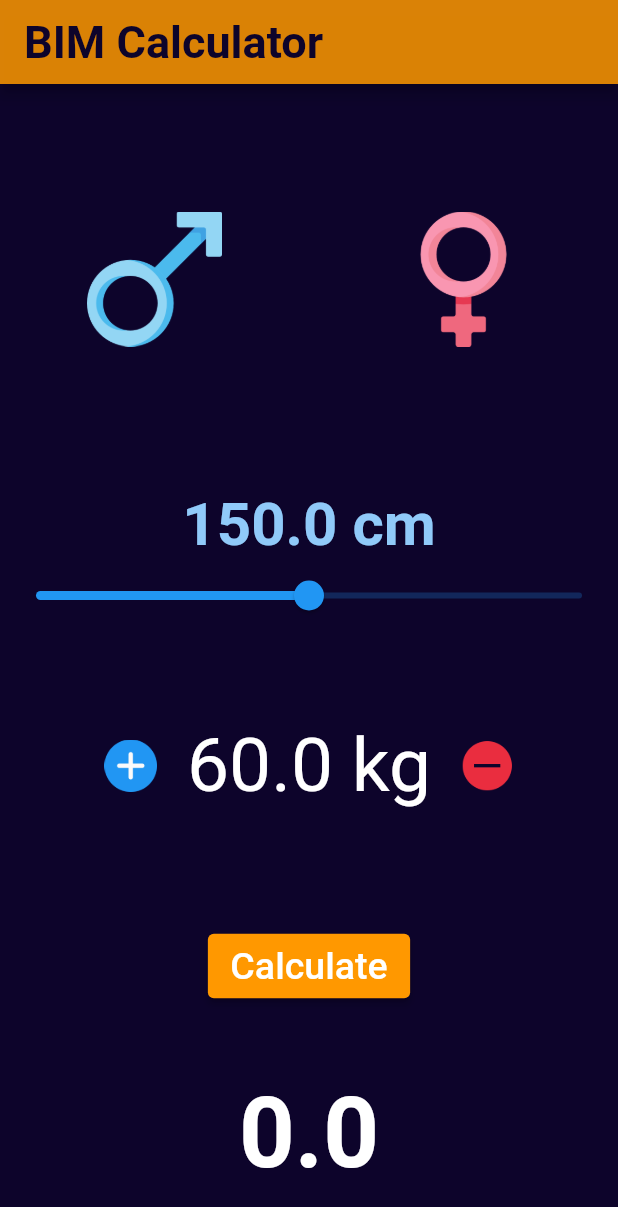
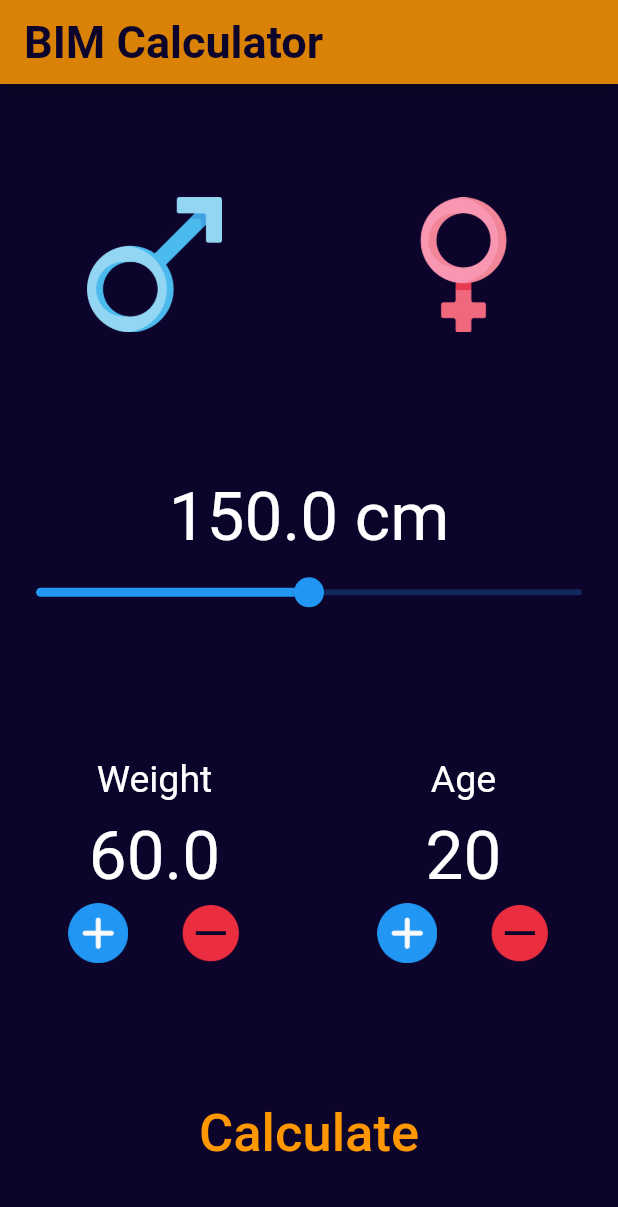
Before and after one commit to floKianB/bmiCalculator, a Flutter app: the screen it shows after launch, on a phone screen of 412 x 824 dp. Shown: the top 1207 px of the screen. Run offline on Flutter 3.47's test engine with Material 2 defaults, Android fonts, the phone set to English and light mode, and no system bars; Roboto replaces fonts that are missing (Helvetica).

Commit message:
DONE => next upgrade the UI and devide each section of code

```diff
--- a/lib/main.dart
+++ b/lib/main.dart
@@ -12,14 +12,17 @@ class Application extends StatelessWidget {
   Widget build(BuildContext context) {
     return MaterialApp(
       debugShowCheckedModeBanner: false,
-      theme: new ThemeData(scaffoldBackgroundColor: Color.fromARGB(255, 13, 4, 43)),
+      theme: ThemeData(scaffoldBackgroundColor: Color.fromARGB(255, 13, 4, 43)),
       home: Scaffold(
         appBar: AppBar(
           title: Text("BIM Calculator", style: TextStyle(fontSize: 30, fontWeight: FontWeight.bold ,fontFamily: "Helvetica", color: Color.fromARGB(255, 13, 4, 43))),
           backgroundColor: Color.fromARGB(216, 255, 153, 0),
         ),
         body: SafeArea(
-          child: MainPage()
+          child: Container(
+            padding: EdgeInsets.symmetric(horizontal: 0, vertical: 10),
+            child: MainPage(),
+          )
         )
       )
     );
--- a/lib/main_page.dart
+++ b/lib/main_page.dart
@@ -1,5 +1,5 @@
+import 'package:bmi_calculator/result.dart';
 import 'package:flutter/material.dart';
-import './widgets/oval.dart';
 
 class MainPage extends StatefulWidget {
   MainPage({Key? key}) : super(key: key);
@@ -10,15 +10,16 @@ class MainPage extends StatefulWidget {
 class _MainPageState extends State<MainPage> {
   double weightController =  60;
   double heightController = 150;
+  int age = 20;
   String? sex;
   double bmi = 0.0;
 
   @override
   Widget build(BuildContext context) {
-    return Column(
+    return
+      Column(
+        mainAxisAlignment: MainAxisAlignment.spaceAround,
         children: [
-        SizedBox(height: 50),
-
           Row(
             mainAxisAlignment: MainAxisAlignment.spaceAround,
             children: [
@@ -51,7 +52,7 @@ class _MainPageState extends State<MainPage> {
               child:  Container(
                 padding: EdgeInsets.all(35),
                 decoration: BoxDecoration(
-                color: sex == 'Female' ? Color.fromARGB(255, 42, 67, 88) : Colors.transparent,
+                  color: sex == 'Female' ? Color.fromARGB(127, 250, 89, 78) : Colors.transparent,
                   borderRadius: BorderRadius.circular(10),
 
                 ),
@@ -65,28 +66,30 @@ class _MainPageState extends State<MainPage> {
 
 
 
-        SizedBox(height: 60),
 
 
 
           Container(
+
+            decoration: BoxDecoration(
+              borderRadius: BorderRadius.circular(15),
+              ),
             child: Column(
               children: [
                 Text("$heightController cm",
                   style: TextStyle(
-                  fontSize: 40,
-                  fontWeight: FontWeight.bold,
-                  color: Colors.blue[200],
+                    fontSize: 45,
+                    color: Colors.white,
                   )
                 ),
                 Slider(
                   value: heightController,
                   max: 300,
                   divisions: 300,
+                  activeColor: sex == 'Female' ? Colors.red : Colors.blue,
                   onChanged: (double value){
                     setState((){
                       heightController = value.roundToDouble();
-                    print(value);
                     });
                   }
                 ),
@@ -94,14 +97,44 @@ class _MainPageState extends State<MainPage> {
             ),
           ),
 
-        SizedBox(height: 60),
-
 
         Row(
+          mainAxisAlignment: MainAxisAlignment.spaceAround,
+          children:[
+          Container(
+            width: 170,
+            padding: EdgeInsets.symmetric(horizontal: 10, vertical: 25),
+            decoration: BoxDecoration(
+              color: sex == 'Male'? Color.fromARGB(255, 42, 67, 88) : sex == 'Female' ? Color.fromARGB(127, 250, 89, 78) : Colors.transparent,
+              borderRadius: BorderRadius.circular(15)
+            ),
+            child: Column(
               mainAxisAlignment: MainAxisAlignment.center,
               children: [
+              SizedBox(width: 20),
+                Text("Weight",
+                  style: TextStyle(
+                    color: Colors.white,
+                    fontSize: 25,
+                  ),
+                ),
+
+                SizedBox(height: 10),
+
+                Text("$weightController",
+                  style: TextStyle(
+                    color: Colors.white,
+                    fontSize: 45,
+                  )
+                ),
+
+                SizedBox(height: 5),
+
+              Row(
+                mainAxisAlignment: MainAxisAlignment.spaceAround,
+                children:[
                   GestureDetector(
-            child: Image.asset('images/plus.png', width: 35),
+                  child: Image.asset('images/plus.png', width: 40),
                   onTap: (){
                     setState((){
                       weightController++;
@@ -114,19 +147,8 @@ class _MainPageState extends State<MainPage> {
                   },
                 ),
 
-        SizedBox(width: 20),
-
-          Text("$weightController kg",
-            style: TextStyle(
-              color: Colors.white,
-              fontSize: 50,
-            )
-          ),
-
-        SizedBox(width: 20),
-
                 GestureDetector(
-            child: Image.asset('images/minus.png', width: 35),
+                  child: Image.asset('images/minus.png', width: 40),
                   onTap: (){
                     setState((){
                       weightController--;
@@ -138,8 +160,79 @@ class _MainPageState extends State<MainPage> {
                     });
                   },
                 ),
+              ]),
 
               ],
+            ),
+          ),
+
+
+          Container(
+            width: 170,
+            padding: EdgeInsets.symmetric(horizontal: 10, vertical: 25),
+            decoration: BoxDecoration(
+              color: sex == 'Male'? Color.fromARGB(255, 42, 67, 88) : sex == 'Female' ? Color.fromARGB(127, 250, 89, 78) : Colors.transparent,
+              borderRadius: BorderRadius.circular(15)
+            ),
+            child: Column(
+              mainAxisAlignment: MainAxisAlignment.center,
+              children: [
+
+              SizedBox(width: 20),
+                Text("Age",
+                  style: TextStyle(
+                    color: Colors.white,
+                    fontSize: 25,
+                  ),
+                ),
+
+                SizedBox(height: 10),
+
+                Text("$age",
+                  style: TextStyle(
+                    color: Colors.white,
+                    fontSize: 45,
+                  )
+                ),
+
+                SizedBox(height: 5),
+
+              Row(
+                mainAxisAlignment: MainAxisAlignment.spaceAround,
+                children:[
+                  GestureDetector(
+                  child: Image.asset('images/plus.png', width: 40),
+                  onTap: (){
+                    setState((){
+                      age++;
+                    });
+                  },
+                  onLongPress: (){
+                    setState((){
+                      age = age + 5;
+                    });
+                  },
+                ),
+
+                GestureDetector(
+                  child: Image.asset('images/minus.png', width: 40),
+                  onTap: (){
+                    setState((){
+                      age--;
+                    });
+                  },
+                  onLongPress: (){
+                    setState((){
+                      age = age - 5;
+                    });
+                  },
+                ),
+              ]),
+
+              ],
+            ),
+          ),
+          ]
         ),
 
 
@@ -147,29 +240,40 @@ class _MainPageState extends State<MainPage> {
 
 
 
-        SizedBox(height: 80),
           ElevatedButton(
-          child: Text("Calculate", style: TextStyle(color: Colors.white, fontSize: 25, )),
+            child: Text("Calculate",
+              style: TextStyle(
+                color: sex != null ? Colors.white : Colors.orange,
+                fontSize: 35,
+              )
+            ),
             onPressed: (){
+              if (sex != null){
                 setState(() {
                   double weight = weightController;
                   double height = heightController/100;
                   double result = weight / (height * height);
                   bmi = double.parse(result.toStringAsFixed(2));
                 });
+                Navigator.of(context).push(MaterialPageRoute(
+                  builder: (BuildContext context){
+                    return Result(result: bmi);
+                  })
+                );
+              }
             },
             style: ElevatedButton.styleFrom(
-            primary: Colors.orange,
+              primary: sex == 'Male' ? Color.fromARGB(255, 42, 67, 88) : sex == 'Female' ? Color.fromARGB(127, 250, 89, 78) : Color.fromARGB(255, 13, 4, 43),
               padding: EdgeInsets.symmetric(horizontal: 15, vertical: 7),
               ),
           ),
 
-        SizedBox(height: 50),
-        Text("$bmi", style: TextStyle(
-          fontSize: 65,
-          color: bmi == 0 ? Colors.white : bmi < 18.5 ? Colors.red : bmi < 24.9 && bmi > 18.5 ? Colors.green[700] : bmi > 24.9 && bmi < 29.9 ? Colors.red[400] : Colors.red[700],
-          fontWeight: FontWeight.bold)
-        )
+          // SizedBox(height: 50),
+          // Text("$bmi", style: TextStyle(
+          //   fontSize: 65,
+          //   color: bmi == 0 ? Colors.white : bmi < 18.5 ? Colors.red : bmi < 24.9 && bmi > 18.5 ? Colors.green[700] : bmi > 24.9 && bmi < 29.9 ? Colors.red[400] : Colors.red[700],
+          //   fontWeight: FontWeight.bold)
+          // )
 
         ],
     );
```
Also changed, not shown: lib/result.dart (added, +28 -0 lines), lib/widgets/oval.dart (deleted, +0 -25 lines). Lines whose indentation alone changed are shown as unchanged.
